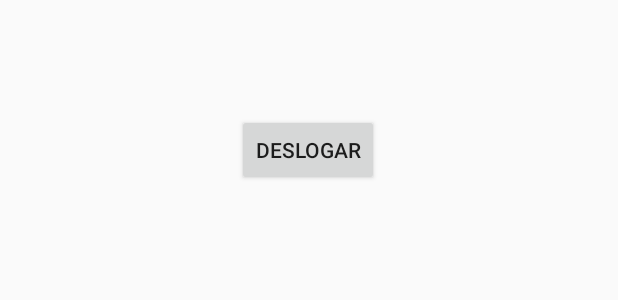
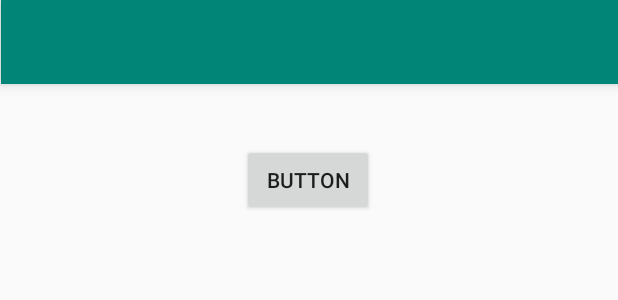
Before and after one commit to FabioAguiar/hyp_mobile, an Android app: the layout activity_main.xml on its own in the app's theme, with its tools: preview values and no code run, on a phone screen of 412 x 824 dp. Shown: the top 300 px of the screen. Run offline under Robolectric (Android 15) with nearby library versions, the light colour scheme and no system bars.

Commit message:
Criação de styles para a tela de Login e Main

```diff
--- a/app/src/main/AndroidManifest.xml
+++ b/app/src/main/AndroidManifest.xml
@@ -10,14 +10,14 @@
         android:supportsRtl="true"
         android:theme="@style/AppTheme">
         <activity android:name=".CadastroUsuarioActivity"></activity>
-        <activity android:name=".LoginActivity">
+        <activity android:name=".LoginActivity" android:theme="@style/AppLoginTheme">
             <intent-filter>
                 <action android:name="android.intent.action.MAIN" />
 
                 <category android:name="android.intent.category.LAUNCHER" />
             </intent-filter>
         </activity>
-        <activity android:name=".MainActivity" />
+        <activity android:name=".MainActivity" android:theme="@style/AppMainTheme"/>
     </application>
 
 </manifest>
--- a/app/src/main/res/layout/activity_main.xml
+++ b/app/src/main/res/layout/activity_main.xml
@@ -10,10 +10,26 @@
         android:id="@+id/botaoDeslogarId"
         android:layout_width="wrap_content"
         android:layout_height="wrap_content"
-        android:layout_marginTop="76dp"
-        android:text="Deslogar"
+        android:layout_marginTop="96dp"
+        android:text="Button"
         app:layout_constraintEnd_toEndOf="parent"
         app:layout_constraintHorizontal_bias="0.498"
         app:layout_constraintStart_toStartOf="parent"
         app:layout_constraintTop_toTopOf="parent" />
+
+    <android.support.v7.widget.Toolbar
+        android:id="@+id/toolbarMainId"
+        android:layout_width="411dp"
+        android:layout_height="56dp"
+        android:layout_marginStart="8dp"
+        android:layout_marginLeft="8dp"
+        android:layout_marginEnd="8dp"
+        android:layout_marginRight="8dp"
+        android:background="?attr/colorPrimary"
+        android:minHeight="?attr/actionBarSize"
+        android:theme="?attr/actionBarTheme"
+        android:elevation="5dp"
+        app:layout_constraintEnd_toEndOf="parent"
+        app:layout_constraintStart_toStartOf="parent"
+        app:layout_constraintTop_toTopOf="parent" />
 </android.support.constraint.ConstraintLayout>
--- a/app/src/main/res/values/styles.xml
+++ b/app/src/main/res/values/styles.xml
@@ -8,4 +8,17 @@
         <item name="colorAccent">@color/colorAccent</item>
     </style>
 
+    <style name="AppLoginTheme" parent="Theme.AppCompat.Light.NoActionBar">
+        <item name="colorPrimary">@color/colorPrimary</item>
+        <item name="colorPrimaryDark">@color/colorPrimaryDark</item>
+        <item name="colorAccent">@color/colorAccent</item>
+    </style>
+
+    <style name="AppMainTheme" parent="Theme.AppCompat.Light.NoActionBar">
+        <item name="colorPrimary">@color/colorPrimary</item>
+        <item name="colorPrimaryDark">@color/colorPrimaryDark</item>
+        <item name="colorAccent">@color/colorAccent</item>
+    </style>
+
+
 </resources>
```
